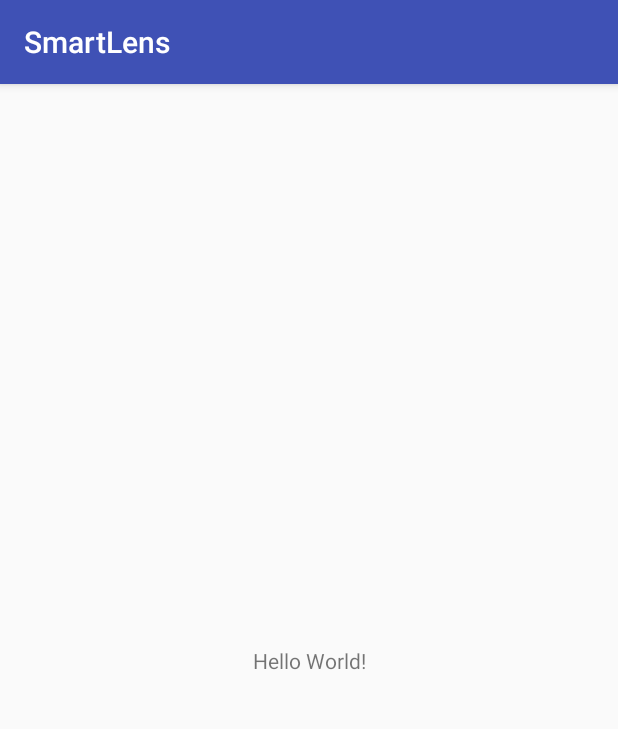
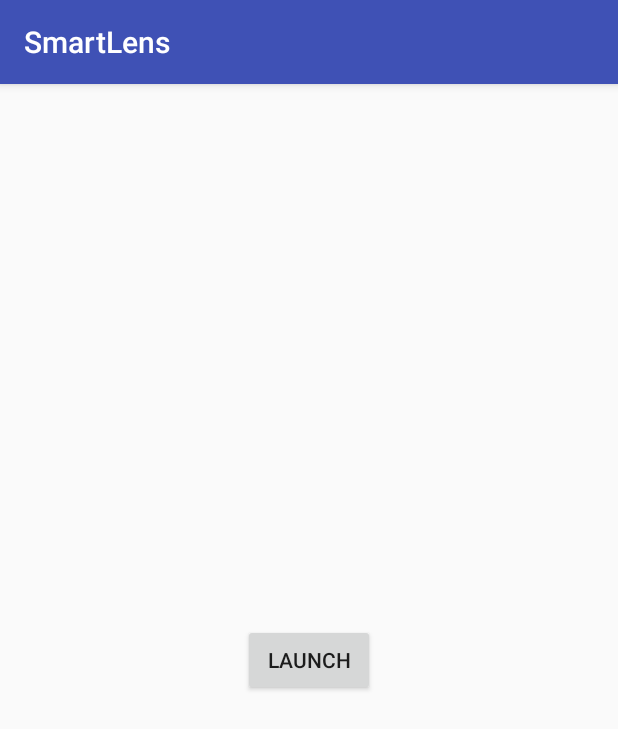
Before and after one commit to TheJaeLal/RealtimeObjectDetection, an Android app: the screen it shows after launch (MainActivity), on a phone screen of 412 x 824 dp. Shown: the top 729 px of the screen. Run offline under Robolectric (Android 15) with nearby library versions, the phone set to English and light mode, and no system bars.

Commit message:
Added a launch button with toast

```diff
--- a/Android_App/app/src/main/java/lal/jay/smartlens/MainActivity.java
+++ b/Android_App/app/src/main/java/lal/jay/smartlens/MainActivity.java
@@ -2,6 +2,9 @@ package lal.jay.smartlens;
 
 import android.support.v7.app.AppCompatActivity;
 import android.os.Bundle;
+import android.util.Log;
+import android.view.View;
+import android.widget.Toast;
 
 public class MainActivity extends AppCompatActivity {
 
@@ -10,4 +13,11 @@ public class MainActivity extends AppCompatActivity {
         super.onCreate(savedInstanceState);
         setContentView(R.layout.activity_main);
     }
+
+    public void launch(View v) {
+
+        Log.i("launch","Launch Button Clicked");
+        Toast.makeText(getApplicationContext(), "Launching", Toast.LENGTH_SHORT).show();
+
+    }
 }
--- a/Android_App/app/src/main/res/layout/activity_main.xml
+++ b/Android_App/app/src/main/res/layout/activity_main.xml
@@ -6,13 +6,17 @@
     android:layout_height="match_parent"
     tools:context=".MainActivity">
 
-    <TextView
-        android:layout_width="wrap_content"
-        android:layout_height="wrap_content"
-        android:text="Hello World!"
-        app:layout_constraintBottom_toBottomOf="parent"
-        app:layout_constraintLeft_toLeftOf="parent"
-        app:layout_constraintRight_toRightOf="parent"
-        app:layout_constraintTop_toTopOf="parent" />
+    <LinearLayout
+        android:layout_width="match_parent"
+        android:layout_height="match_parent"
+        android:gravity="center"
+        android:orientation="horizontal">
 
+        <Button
+            android:id="@+id/launch_button"
+            android:layout_width="wrap_content"
+            android:layout_height="wrap_content"
+            android:onClick="launch"
+            android:text="Launch" />
+    </LinearLayout>
 </android.support.constraint.ConstraintLayout>
```
